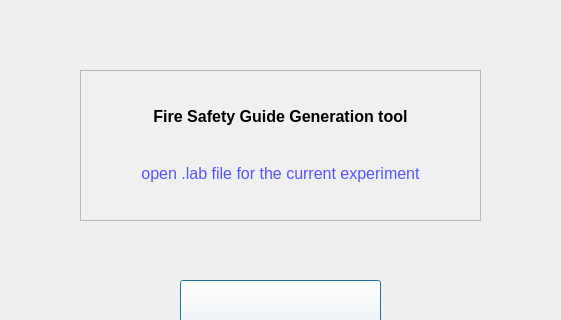
Before: the Qt Designer form Fire_Safety-cpp_ui/Fire_Safety-cpp_ui/QT_FireSafety/FireSafety/mainwindow.ui in zijianKING/Fire_Safety, drawn with Qt 5; both pictures show x 110 to 671 and y 0 to 320 of the 800 by 600 pixel window.
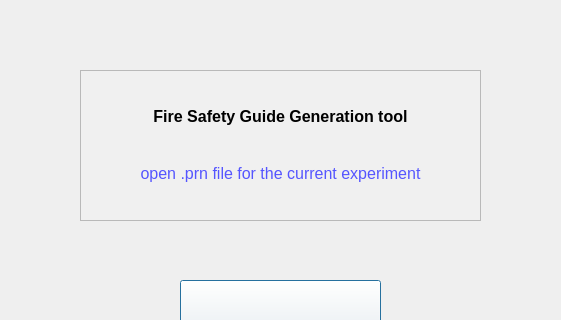
After: the same form once the commit is applied.

```diff
--- a/Fire_Safety-cpp_ui/Fire_Safety-cpp_ui/QT_FireSafety/FireSafety/mainwindow.ui
+++ b/Fire_Safety-cpp_ui/Fire_Safety-cpp_ui/QT_FireSafety/FireSafety/mainwindow.ui
@@ -64,7 +64,7 @@
 &lt;p align=&quot;center&quot; style=&quot; margin-top:0px; margin-bottom:0px; margin-left:0px; margin-right:0px; -qt-block-indent:0; text-indent:0px;&quot;&gt;&lt;span style=&quot; font-size:12pt; font-weight:600;&quot;&gt;Fire Safety Guide Generation tool&lt;/span&gt;&lt;/p&gt;
 &lt;p align=&quot;center&quot; style=&quot;-qt-paragraph-type:empty; margin-top:0px; margin-bottom:0px; margin-left:0px; margin-right:0px; -qt-block-indent:0; text-indent:0px; font-size:12pt; font-weight:600;&quot;&gt;&lt;br /&gt;&lt;/p&gt;
 &lt;p align=&quot;center&quot; style=&quot;-qt-paragraph-type:empty; margin-top:0px; margin-bottom:0px; margin-left:0px; margin-right:0px; -qt-block-indent:0; text-indent:0px; font-size:12pt; font-weight:600;&quot;&gt;&lt;br /&gt;&lt;/p&gt;
-&lt;p align=&quot;center&quot; style=&quot; margin-top:0px; margin-bottom:0px; margin-left:0px; margin-right:0px; -qt-block-indent:0; text-indent:0px;&quot;&gt;&lt;span style=&quot; font-size:12pt; color:#5555ff;&quot;&gt;open .lab file for the current experiment&lt;/span&gt;&lt;/p&gt;&lt;/body&gt;&lt;/html&gt;</string>
+&lt;p align=&quot;center&quot; style=&quot; margin-top:0px; margin-bottom:0px; margin-left:0px; margin-right:0px; -qt-block-indent:0; text-indent:0px;&quot;&gt;&lt;span style=&quot; font-size:12pt; color:#5555ff;&quot;&gt;open .prn file for the current experiment&lt;/span&gt;&lt;/p&gt;&lt;/body&gt;&lt;/html&gt;</string>
     </property>
    </widget>
   </widget>
```
